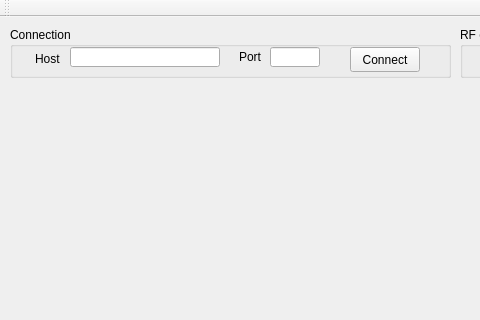
Before: the Qt Designer form mainwindow.ui in yennhan1211/rfid_service, drawn with Qt 5; both pictures show x 0 to 480 and y 0 to 320 of the 1217 by 705 pixel window.
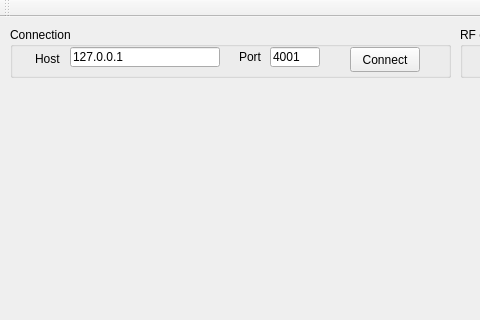
After: the same form once the commit is applied.

Patch:
```diff
--- a/mainwindow.ui
+++ b/mainwindow.ui
@@ -110,6 +110,9 @@
        <height>20</height>
       </rect>
      </property>
+     <property name="text">
+      <string>127.0.0.1</string>
+     </property>
     </widget>
     <widget class="QLabel" name="lbPort">
      <property name="geometry">
@@ -133,6 +136,9 @@
        <height>20</height>
       </rect>
      </property>
+     <property name="text">
+      <string>4001</string>
+     </property>
     </widget>
    </widget>
    <widget class="QGroupBox" name="groupBox_3">
```
